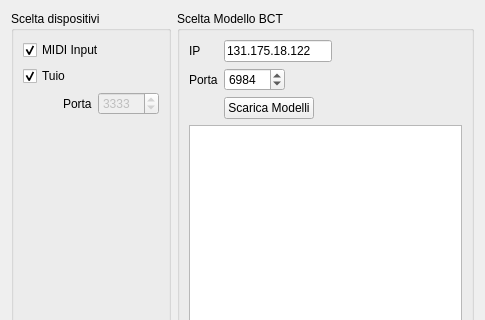
The window that gui/window1.ui (drf/Ketaroller) describes before a commit, drawn with Qt 5; both pictures show x 0 to 485 and y 0 to 320 of the 485 by 501 pixel window.
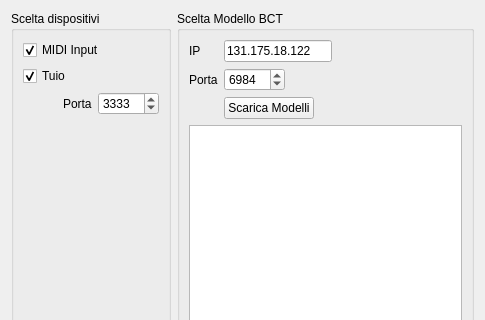
The same window after the commit.

```diff
--- a/gui/window1.ui
+++ b/gui/window1.ui
@@ -60,7 +60,7 @@
           <item>
            <widget class="QSpinBox" name="tuioPortSpinBox">
             <property name="enabled">
-             <bool>false</bool>
+             <bool>true</bool>
             </property>
             <property name="maximum">
              <number>65336</number>
```
